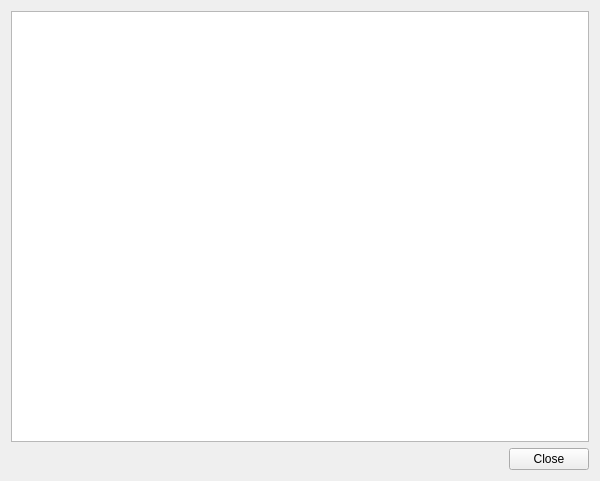
Above: QtRptDesigner/ScriptEditor.ui from DatabasesWorks/QtRPT-Report before the change. Below: the same form after it.
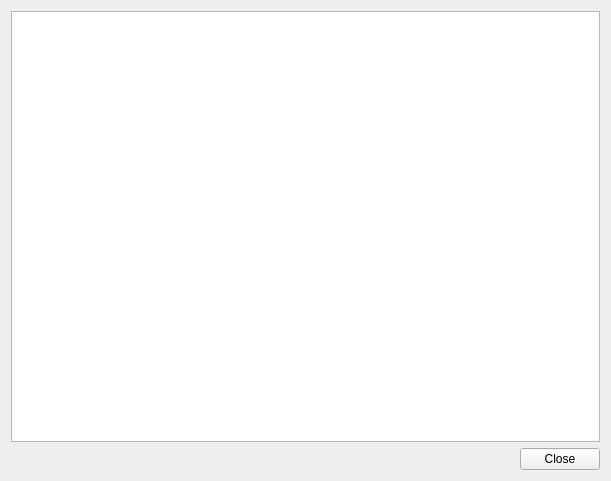
That is the form after the change.

What changed in the file:
```diff
--- a/QtRptDesigner/ScriptEditor.ui
+++ b/QtRptDesigner/ScriptEditor.ui
@@ -6,19 +6,19 @@
    <rect>
     <x>0</x>
     <y>0</y>
-    <width>600</width>
+    <width>611</width>
     <height>481</height>
    </rect>
   </property>
   <property name="minimumSize">
    <size>
-    <width>600</width>
+    <width>0</width>
     <height>0</height>
    </size>
   </property>
   <property name="maximumSize">
    <size>
-    <width>600</width>
+    <width>16777215</width>
     <height>16777215</height>
    </size>
   </property>
@@ -27,7 +27,16 @@
   </property>
   <layout class="QVBoxLayout" name="verticalLayout">
    <item>
-    <widget class="QPlainTextEdit" name="editor"/>
+    <widget class="QPlainTextEdit" name="editor">
+     <property name="font">
+      <font>
+       <pointsize>12</pointsize>
+      </font>
+     </property>
+     <property name="lineWrapMode">
+      <enum>QPlainTextEdit::NoWrap</enum>
+     </property>
+    </widget>
    </item>
    <item>
     <layout class="QHBoxLayout" name="horizontalLayout">
```
